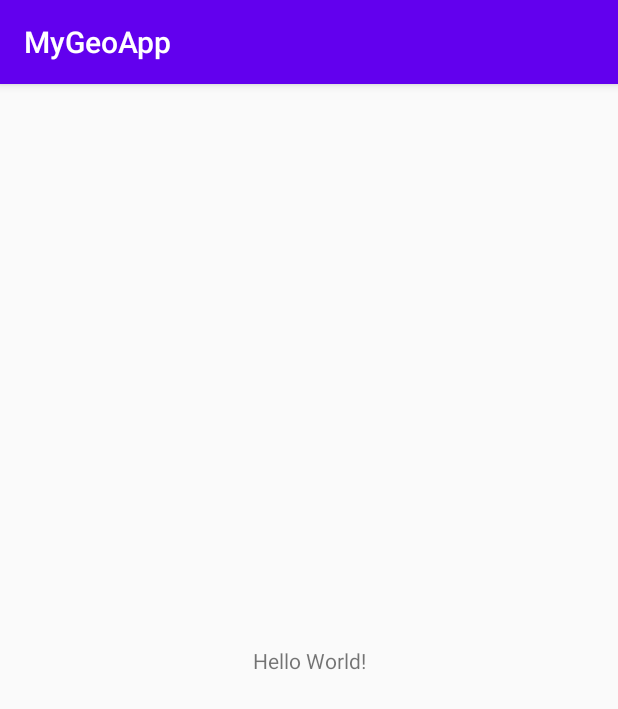
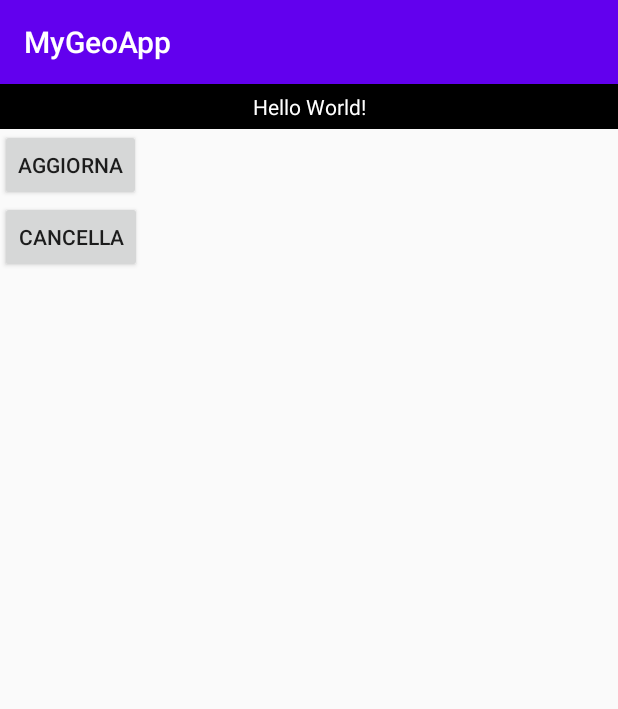
Before and after one commit to webdazer0/RanDom-MyGeoApp, an Android app: the screen it shows after launch (MainActivity), on a phone screen of 412 x 824 dp. Shown: the top 709 px of the screen. Run offline under Robolectric (Android 15) with nearby library versions, the phone set to English and light mode, and no system bars.

Commit message:
Aggiunto DB | aggiornamento lista...

```diff
--- /dev/null
+++ b/app/src/main/java/com/miguel/app/mygeoapp/CustomAdapter.java
@@ -0,0 +1,66 @@
+package com.miguel.app.mygeoapp;
+
+import android.content.Context;
+import android.view.LayoutInflater;
+import android.view.View;
+import android.view.ViewGroup;
+import android.widget.BaseAdapter;
+import android.widget.TextView;
+
+import java.util.List;
+
+public class CustomAdapter extends BaseAdapter {
+
+    Context ctx;
+    LayoutInflater inflater;
+    List<MyAddress> addresses;
+
+    public CustomAdapter(Context ctx, List<MyAddress> addresses) {
+        this.ctx = ctx;
+        this.inflater = LayoutInflater.from(ctx);
+        this.addresses = addresses;
+    }
+
+    public void loadData(List<MyAddress> addresses) {
+        this.addresses = addresses;
+        notifyDataSetChanged();
+    }
+
+    @Override
+    public int getCount() {
+        return addresses.size();
+    }
+
+    @Override
+    public Object getItem(int position) {
+        return null;
+    }
+
+    @Override
+    public long getItemId(int position) {
+        return 0;
+    }
+
+    @Override
+    public View getView(int position, View convertView, ViewGroup parent) {
+
+        convertView = inflater.inflate(R.layout.item_list, null);
+
+        TextView txtLat = convertView.findViewById(R.id.txtLat);
+        TextView txtLng = convertView.findViewById(R.id.txtLng);
+        TextView txtAddress = convertView.findViewById(R.id.txtAddress);
+
+
+        txtLat.setText(addresses.get(position).getLatitude());
+        txtLng.setText(addresses.get(position).getLongitude());
+        txtAddress.setText(addresses.get(position).getAddress());
+
+//        btnDelete.setOnClickListener((View.OnClickListener) v -> {
+//            Log.i("MITO_TAG", "Hai clicatto il idbtn: " + getItemApiId(position) + " e anche: id: " + getItemId(position));
+//            deleteStudentAPI(context, getItemApiId(position));
+////                deleteSQL(getItemId(position));
+//        });
+
+        return convertView;
+    }
+}
--- a/app/src/main/java/com/miguel/app/mygeoapp/DBLocationHelper.java
+++ b/app/src/main/java/com/miguel/app/mygeoapp/DBLocationHelper.java
@@ -22,7 +22,8 @@ public class DBLocationHelper extends SQLiteOpenHelper {
                 "(" +
                 " id INTEGER PRIMARY KEY, " +
                 " lat REAL, " +
-                " lng REAL " +
+                " lng REAL, " +
+                " address TEXT " +
                 ");");
     }
 
@@ -30,4 +31,10 @@ public class DBLocationHelper extends SQLiteOpenHelper {
     public void onUpgrade(SQLiteDatabase db, int oldVersion, int newVersion) {
         db.execSQL("DROP TABLE IF EXISTS positions");
     }
+
+    public void cleanDB() {
+        SQLiteDatabase db =  this.getWritableDatabase();
+        db.execSQL("DROP TABLE IF EXISTS positions");
+        onCreate(db);
+    }
 }
--- a/app/src/main/java/com/miguel/app/mygeoapp/MainActivity.java
+++ b/app/src/main/java/com/miguel/app/mygeoapp/MainActivity.java
@@ -3,19 +3,43 @@ package com.miguel.app.mygeoapp;
 import android.Manifest;
 import android.content.Context;
 import android.content.pm.PackageManager;
+import android.database.Cursor;
 import android.database.sqlite.SQLiteDatabase;
 import android.location.LocationManager;
 import android.support.v4.app.ActivityCompat;
 import android.support.v7.app.AppCompatActivity;
 import android.os.Bundle;
+import android.view.View;
+import android.widget.Button;
+import android.widget.ListView;
 import android.widget.Toast;
 
+import java.util.ArrayList;
+import java.util.List;
+
 public class MainActivity extends AppCompatActivity {
+
+    Context context;
+    ListView myList;
+    CustomAdapter adapter;
+    DBLocationHelper dbHelper;
+
+    List<MyAddress> addresses;
+
+    Button btnUpdate;
+    Button btnDelete;
 
     @Override
     protected void onCreate(Bundle savedInstanceState) {
         super.onCreate(savedInstanceState);
         setContentView(R.layout.activity_main);
+
+        context = this;
+        addresses = new ArrayList<>();
+        myList = findViewById(R.id.myList);
+
+        btnUpdate = findViewById(R.id.btnUpdate);
+        btnDelete = findViewById(R.id.btnDelete);
 
         LocationManager locationManager = (LocationManager) getSystemService(Context.LOCATION_SERVICE);
         MyLocation myLocation = new MyLocation(this);
@@ -29,7 +53,51 @@ public class MainActivity extends AppCompatActivity {
             Toast.makeText(this, "Devi abilitare GPS", Toast.LENGTH_SHORT).show();
         }
 
-        DBLocationHelper dbHelper = new DBLocationHelper(this);
+        dbHelper = new DBLocationHelper(this);
+        getData();
+        adapter = new CustomAdapter(context, addresses); // addresses è la lista con i dati degli indirizzi
+        myList.setAdapter(adapter); // MyList è la mia listview
+
+        btnUpdate.setOnClickListener(btnUpdateEvent);
+        btnDelete.setOnClickListener(btnDeleteEvent);
+
+    }
+
+    private View.OnClickListener btnUpdateEvent = v -> {
+        addresses.clear(); // Cancello la lista per ripopolarla di nuovo
+        getData(); // Faccio la query per ottenere i dati e ripopolare "addresses"
+        adapter.loadData(addresses);
+        myList.invalidateViews();
+        myList.refreshDrawableState();
+    };
+
+    private View.OnClickListener btnDeleteEvent = v -> {
+        SQLiteDatabase db = dbHelper.getWritableDatabase(); // WRITE
+        dbHelper.cleanDB(); // Cancella il database e lo ricrea ... da non fare...
+
+        addresses.clear(); // Cancello la lista per ripopolarla di nuovo
+        getData(); // Faccio la query per ottenere i dati e ripopolare "addresses"
+        adapter.loadData(addresses);
+        myList.invalidateViews();
+        myList.refreshDrawableState();
+    };
+
+
+    private void getData() {
         SQLiteDatabase db = dbHelper.getReadableDatabase();
+        String customQuery = "SELECT * FROM positions";
+
+        Cursor cursor = db.rawQuery(customQuery, null);
+
+        while (cursor.moveToNext()) {
+            String tmpLatitute = cursor.getString(cursor.getColumnIndex("lat"));
+            String tmpLongitude = cursor.getString(cursor.getColumnIndex("lng"));
+            String tmpAddress = cursor.getString(cursor.getColumnIndex("address"));
+            int tmpID = cursor.getInt(cursor.getColumnIndex("id"));
+
+            addresses.add(new MyAddress(tmpLatitute, tmpLongitude, tmpAddress, tmpID));
+        }
+        cursor.close();
     }
+
 }
--- a/app/src/main/res/layout/activity_main.xml
+++ b/app/src/main/res/layout/activity_main.xml
@@ -1,19 +1,42 @@
 <?xml version="1.0" encoding="utf-8"?>
-<android.support.constraint.ConstraintLayout xmlns:android="http://schemas.android.com/apk/res/android"
+<LinearLayout xmlns:android="http://schemas.android.com/apk/res/android"
     xmlns:app="http://schemas.android.com/apk/res-auto"
     xmlns:tools="http://schemas.android.com/tools"
     android:layout_width="match_parent"
     android:layout_height="match_parent"
+    android:orientation="vertical"
     tools:context=".MainActivity">
 
     <TextView
         android:id="@+id/txtPosition"
+        android:layout_width="match_parent"
+        android:layout_height="30dp"
+        android:gravity="center"
+        android:text="Hello World!"
+        android:textColor="@color/white"
+        android:background="@color/black"
+         />
+
+    <Button
+        android:id="@+id/btnUpdate"
         android:layout_width="wrap_content"
         android:layout_height="wrap_content"
-        android:text="Hello World!"
-        app:layout_constraintBottom_toBottomOf="parent"
-        app:layout_constraintLeft_toLeftOf="parent"
-        app:layout_constraintRight_toRightOf="parent"
-        app:layout_constraintTop_toTopOf="parent" />
+        android:text="Aggiorna"
+        />
 
-</android.support.constraint.ConstraintLayout>
+    <Button
+        android:id="@+id/btnDelete"
+        android:layout_width="wrap_content"
+        android:layout_height="wrap_content"
+        android:text="Cancella"
+        />
+
+    <ListView
+        android:id="@+id/myList"
+        android:layout_width="match_parent"
+        android:layout_height="wrap_content"
+/>
+
+
+
+</LinearLayout>
```
Also changed, not shown: app/src/main/java/com/miguel/app/mygeoapp/MyAddress.java (added, +47 -0 lines), app/src/main/java/com/miguel/app/mygeoapp/MyLocation.java (+28 -3 lines), app/src/main/res/layout/item_list.xml (added, +29 -0 lines).
